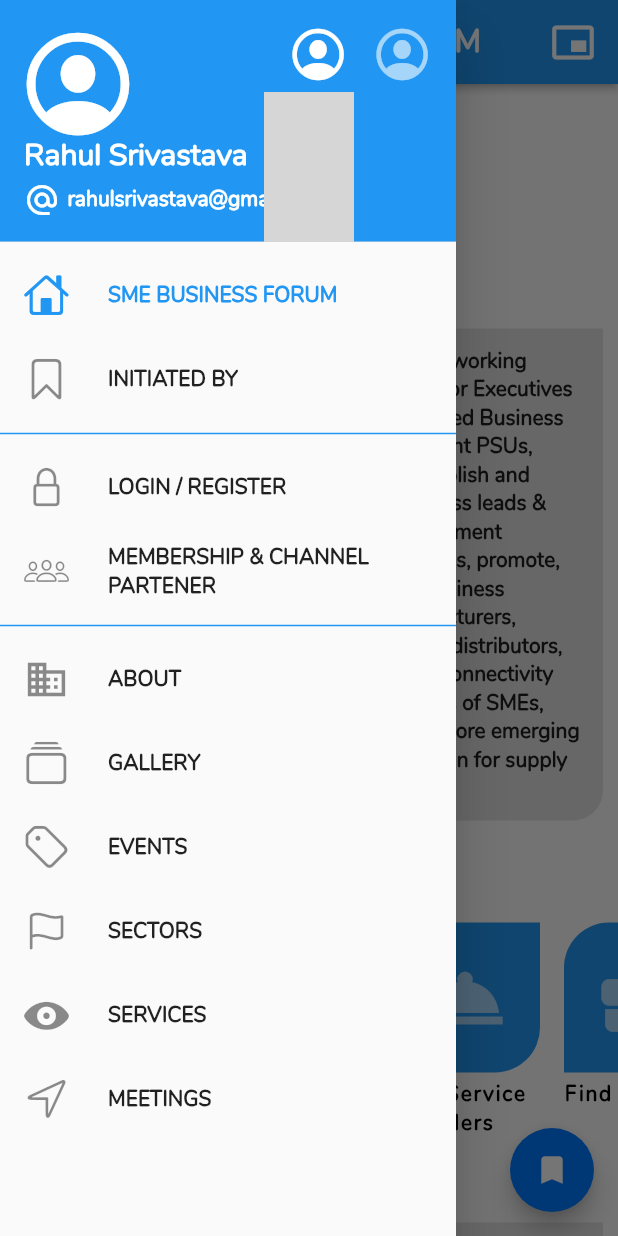
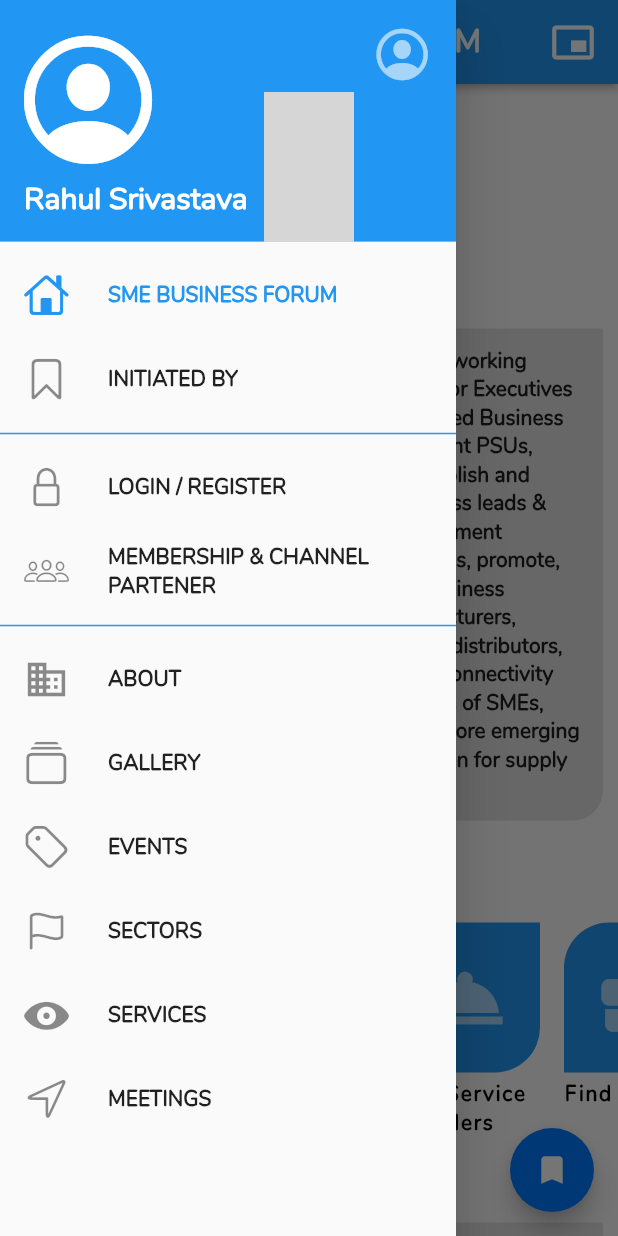
Before and after one commit to ishaileshmishra/sme, a Flutter app: the screen it shows after launch, with the side drawer open, on a phone screen of 412 x 824 dp. Run offline on Flutter 3.47's test engine with Material 2 defaults, Android fonts, the phone set to English and light mode, and no system bars; missing offline and left inert: flutter_banner_swiper; grey boxes are pictures that could not be loaded.

Commit message:
file structured

```diff
--- a/lib/landing_page.dart
+++ b/lib/landing_page.dart
@@ -95,31 +95,26 @@ class _StartPageState extends State<StartPage> {
                   ),
                   currentAccountPicture: Icon(
                     CupertinoIcons.profile_circled,
-                    size: 80,
+                    size: 100,
                     color: Colors.white,
                   ),
-                  accountEmail: Container(
-                    child: Row(
-                      children: <Widget>[
-                        Icon(
-                          Icons.alternate_email,
-                          color: Colors.white,
-                        ),
-                        SizedBox(width: 5),
-                        Text(
-                          'rahulsrivastava@gmail.com',
-                          style: textSmall(),
-                        )
-                      ],
-                    ),
-                  ),
+//                  accountEmail: Container(
+//                    child: Row(
+//                      children: <Widget>[
+//                        Icon(
+//                          Icons.alternate_email,
+//                          color: Colors.white,
+//                        ),
+//                        SizedBox(width: 5),
+//                        Text(
+//                          'rahulsrivastava@gmail.com',
+//                          style: textSmall(),
+//                        )
+//                      ],
+//                    ),
+//                  ),
                   arrowColor: Colors.redAccent,
                   otherAccountsPictures: <Widget>[
-                    Icon(
-                      CupertinoIcons.profile_circled,
-                      color: Colors.white,
-                      size: 40,
-                    ),
                     Icon(
                       CupertinoIcons.profile_circled,
                       color: Colors.white60,
```
Also changed, not shown: lib/ui/about_page.dart (+24 -15 lines).
